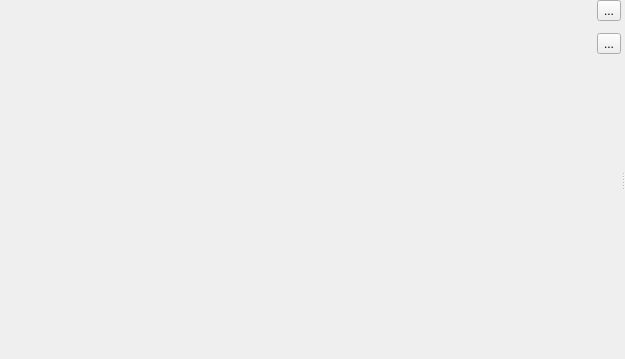
Old version of the form src/ui/qgsattributesformproperties.ui in the repository carsmie/QGIS.
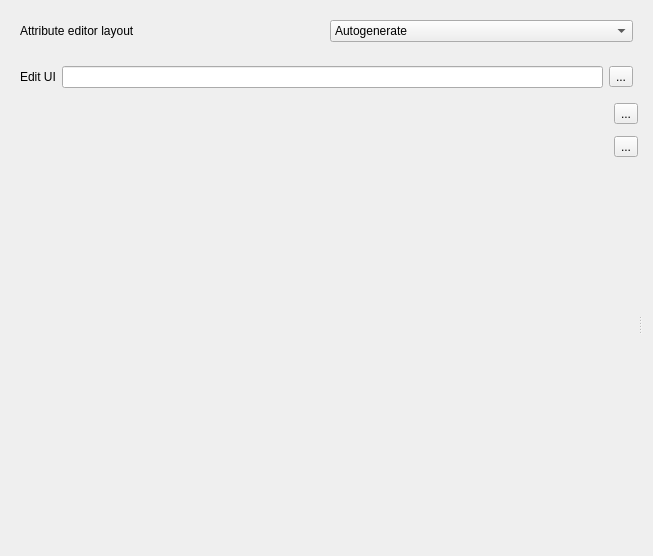
New version of the form. Icons and pictures are not drawn.

Commit message: attribute editor layout selection etc.

What changed in the file:
```diff
--- a/src/ui/qgsattributesformproperties.ui
+++ b/src/ui/qgsattributesformproperties.ui
@@ -6,27 +6,53 @@
    <rect>
     <x>0</x>
     <y>0</y>
-    <width>625</width>
-    <height>359</height>
+    <width>653</width>
+    <height>556</height>
    </rect>
   </property>
   <property name="windowTitle">
    <string>Form</string>
   </property>
-  <layout class="QHBoxLayout" name="horizontalLayout">
-   <property name="leftMargin">
-    <number>0</number>
-   </property>
-   <property name="topMargin">
-    <number>0</number>
-   </property>
-   <property name="rightMargin">
-    <number>0</number>
-   </property>
-   <property name="bottomMargin">
-    <number>0</number>
-   </property>
-   <item>
+  <layout class="QGridLayout" name="gridLayout">
+   <item row="0" column="0">
+    <widget class="QWidget" name="widget_2" native="true">
+     <property name="maximumSize">
+      <size>
+       <width>16777215</width>
+       <height>40</height>
+      </size>
+     </property>
+     <layout class="QHBoxLayout" name="horizontalLayout">
+      <item>
+       <widget class="QLabel" name="label">
+        <property name="text">
+         <string>Attribute editor layout</string>
+        </property>
+       </widget>
+      </item>
+      <item>
+       <widget class="QComboBox" name="mEditorLayoutComboBox">
+        <item>
+         <property name="text">
+          <string>Autogenerate</string>
+         </property>
+        </item>
+        <item>
+         <property name="text">
+          <string>Drag and drop designer</string>
+         </property>
+        </item>
+        <item>
+         <property name="text">
+          <string>Provide ui-file</string>
+         </property>
+        </item>
+       </widget>
+      </item>
+     </layout>
+    </widget>
+   </item>
+   <item row="2" column="0">
     <widget class="QSplitter" name="splitter">
      <property name="orientation">
       <enum>Qt::Horizontal</enum>
@@ -81,6 +107,35 @@
      </widget>
     </widget>
    </item>
+   <item row="1" column="0">
+    <widget class="QWidget" name="mUiFileFrame" native="true">
+     <property name="maximumSize">
+      <size>
+       <width>16777215</width>
+       <height>40</height>
+      </size>
+     </property>
+     <layout class="QHBoxLayout" name="horizontalLayout_2">
+      <item>
+       <widget class="QLabel" name="label_2">
+        <property name="text">
+         <string>Edit UI</string>
+        </property>
+       </widget>
+      </item>
+      <item>
+       <widget class="QLineEdit" name="mEditFormLineEdit"/>
+      </item>
+      <item>
+       <widget class="QToolButton" name="pbnSelectEditForm">
+        <property name="text">
+         <string>...</string>
+        </property>
+       </widget>
+      </item>
+     </layout>
+    </widget>
+   </item>
   </layout>
  </widget>
  <resources>
```
Left out of the diff: 4 changed lines with no effect on the pictures. The commit also changes 4 other files.
